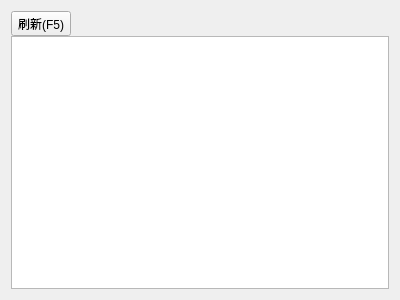
Qt form ui/ui_index.ui (tonquer/JMComic-qt) before a commit.
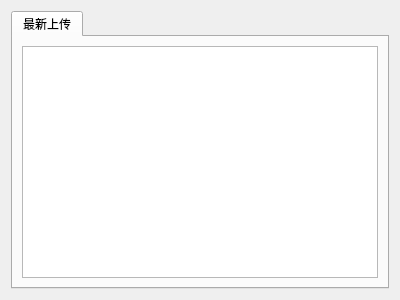
The same form after that commit. Custom widgets are drawn as their Qt base class.

Patch:
```diff
--- a/ui/ui_index.ui
+++ b/ui/ui_index.ui
@@ -18,34 +18,18 @@
     <number>0</number>
    </property>
    <item>
-    <layout class="QHBoxLayout" name="horizontalLayout">
-     <item>
-      <widget class="QToolButton" name="toolButton">
-       <property name="text">
-        <string>刷新(F5)</string>
-       </property>
-       <property name="shortcut">
-        <string>F5</string>
-       </property>
-      </widget>
-     </item>
-     <item>
-      <spacer name="horizontalSpacer">
-       <property name="orientation">
-        <enum>Qt::Horizontal</enum>
-       </property>
-       <property name="sizeHint" stdset="0">
-        <size>
-         <width>40</width>
-         <height>20</height>
-        </size>
-       </property>
-      </spacer>
-     </item>
-    </layout>
-   </item>
-   <item>
-    <widget class="ComicListWidget" name="bookList"/>
+    <widget class="QTabWidget" name="tabWidget">
+     <widget class="QWidget" name="tab">
+      <attribute name="title">
+       <string>最新上传</string>
+      </attribute>
+      <layout class="QVBoxLayout" name="verticalLayout">
+       <item>
+        <widget class="ComicListWidget" name="newListWidget"/>
+       </item>
+      </layout>
+     </widget>
+    </widget>
    </item>
   </layout>
  </widget>
```
